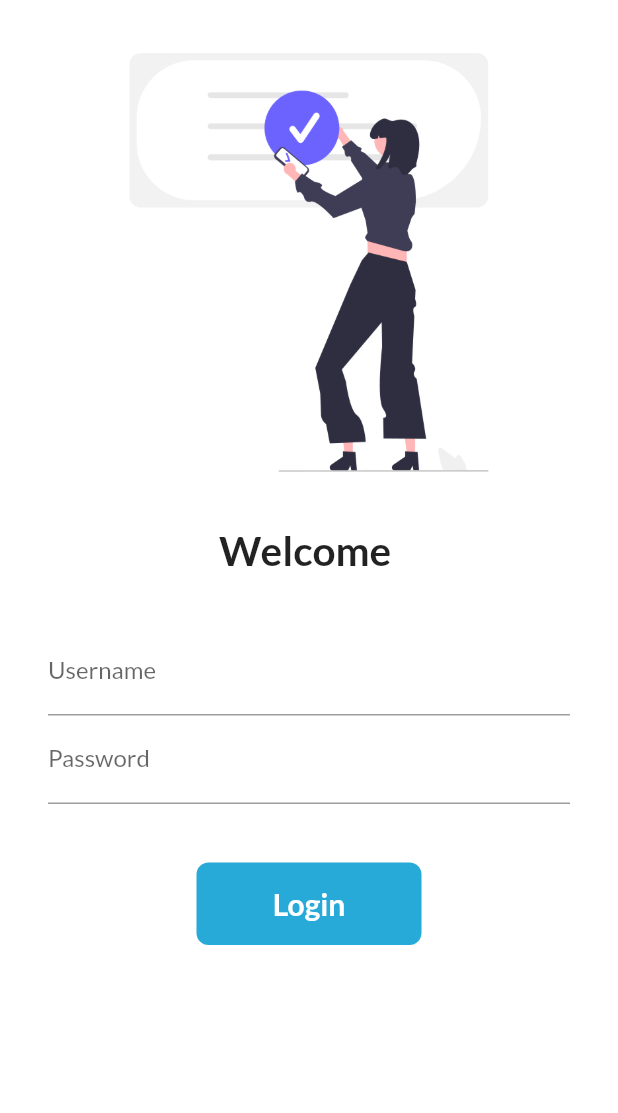
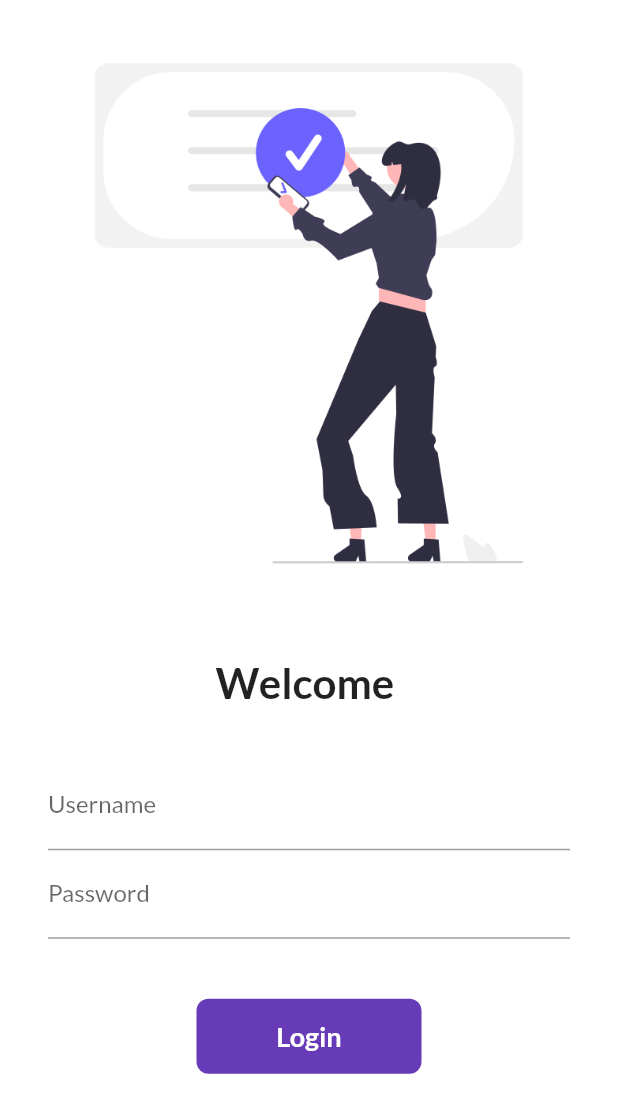
Before and after one commit to GeekyROB96/flutterbegin, a Flutter app: the screen it shows after launch, on a phone screen of 412 x 824 dp. Shown: the top 1113 px of the screen. Run offline on Flutter 3.47's test engine with Material 2 defaults, Android fonts, the phone set to English and light mode, and no system bars; our stand-ins replace google_fonts.

Commit message:
day7complete

```diff
--- a/lib/main.dart
+++ b/lib/main.dart
@@ -5,36 +5,26 @@ import 'package:flutter_application_1/utils/routes.dart';
 import 'package:google_fonts/google_fonts.dart';
 
 void main() {
-  runApp(const MyApp());
+  runApp(MyApp());
 }
 
 class MyApp extends StatelessWidget {
-  const MyApp({Key? key}) : super(key: key);
-
   @override
   Widget build(BuildContext context) {
-    // num number = 20; // can take int as well as decimal
-    // var day = "Tuesday"; // can take any kind of value
-    //double pi = 3.14;
-    //const pi = 3.14;
-    //final
-
     return MaterialApp(
-      //   home: HomePage(),
       themeMode: ThemeMode.light,
       theme: ThemeData(
-        primarySwatch: Colors.cyan,
+        primarySwatch: Colors.deepPurple,
         fontFamily: GoogleFonts.lato().fontFamily,
       ),
-      debugShowCheckedModeBanner: true,
       darkTheme: ThemeData(
         brightness: Brightness.dark,
       ),
-      initialRoute: "/login",
+      initialRoute: "/",
       routes: {
-        "/": (context) => const HomePage(),
-        MyRoutes.homeRoute: (context) => const HomePage(),
-        MyRoutes.loginRoute: (context) => const LoginPage()
+        "/": (context) => LoginPage(),
+        MyRoutes.homeRoute: (context) => HomePage(),
+        MyRoutes.loginRoute: (context) => LoginPage()
       },
     );
   }
--- a/lib/pages/login_page.dart
+++ b/lib/pages/login_page.dart
@@ -4,32 +4,49 @@ import 'package:flutter/material.dart';
 import 'package:flutter_application_1/utils/routes.dart';
 
 class LoginPage extends StatefulWidget {
-  const LoginPage({super.key});
-
   @override
-  State<LoginPage> createState() => _LoginPageState();
+  _LoginPageState createState() => _LoginPageState();
 }
 
 class _LoginPageState extends State<LoginPage> {
   String name = "";
   bool changeButton = false;
-  // const MyWidget({super.key});
+
+  final _formKey = GlobalKey<FormState>();
+
+  moveToHome(BuildContext context) async {
+    if (_formKey.currentState!.validate()) {
+      setState(() {
+        changeButton = true;
+      });
+      await Future.delayed(Duration(seconds: 1));
+      await Navigator.pushNamed(context, MyRoutes.homeRoute);
+      setState(() {
+        changeButton = false;
+      });
+    }
+  }
+
   @override
   Widget build(BuildContext context) {
     return Material(
         color: Colors.white,
         child: SingleChildScrollView(
+          child: Form(
+            key: _formKey,
             child: Column(
               children: [
                 Image.asset(
                   "assets/imaje/login_img.png",
                   fit: BoxFit.cover,
-                height: 350,
+                ),
+                SizedBox(
+                  height: 20.0,
                 ),
                 Text(
                   "Welcome $name",
                   style: TextStyle(
-                  fontSize: 27,
+                    fontSize: 28,
                     fontWeight: FontWeight.bold,
                   ),
                 ),
@@ -43,42 +60,51 @@ class _LoginPageState extends State<LoginPage> {
                     children: [
                       TextFormField(
                         decoration: InputDecoration(
-                        hintText: "Enter Username",
+                          hintText: "Enter username",
                           labelText: "Username",
                         ),
-                      onChanged: ((value) {
+                        validator: (value) {
+                          if (value!.isEmpty) {
+                            return "Username cannot be empty";
+                          }
+
+                          return null;
+                        },
+                        onChanged: (value) {
                           name = value;
                           setState(() {});
-                      }),
+                        },
                       ),
                       TextFormField(
                         obscureText: true,
                         decoration: InputDecoration(
-                        hintText: "Enter Password",
+                          hintText: "Enter password",
                           labelText: "Password",
                         ),
+                        validator: (value) {
+                          if (value!.isEmpty) {
+                            return "Password cannot be empty";
+                          } else if (value.length < 6) {
+                            return "Password length should be atleast 6";
+                          }
+
+                          return null;
+                        },
                       ),
                       SizedBox(
-                      height: 39.0,
+                        height: 40.0,
                       ),
-                    InkWell(
-                      onTap: () async {
-                        Navigator.pushNamed(context, MyRoutes.homeRoute);
-                        setState(() {
-                          changeButton = true;
-                        });
-                        await Future.delayed(Duration(seconds: 1));
-                      },
+                      Material(
+                        color: Colors.deepPurple,
+                        borderRadius:
+                            BorderRadius.circular(changeButton ? 50 : 8),
+                        child: InkWell(
+                          onTap: () => moveToHome(context),
                           child: AnimatedContainer(
                             duration: Duration(seconds: 1),
                             width: changeButton ? 50 : 150,
-                        height: 55,
-                        //color: Colors.limeAccent,
+                            height: 50,
                             alignment: Alignment.center,
-                        decoration: BoxDecoration(
-                            color: Color.fromARGB(241, 27, 165, 214),
-                            borderRadius:
-                                BorderRadius.circular(changeButton ? 55 : 8)),
                             child: changeButton
                                 ? Icon(
                                     Icons.done,
@@ -89,22 +115,17 @@ class _LoginPageState extends State<LoginPage> {
                                     style: TextStyle(
                                         color: Colors.white,
                                         fontWeight: FontWeight.bold,
-                                    fontSize: 20),
+                                        fontSize: 18),
                                   ),
                           ),
-                    )
-
-                    // ElevatedButton(
-                    //     child: Text("Login"),
-                    //     style: TextButton.styleFrom(minimumSize: Size(280, 44)),
-                    //     onPressed: () {
-                    //       Navigator.pushNamed(context, MyRoutes.homeRoute);
-                    //     })
-                  ],
                         ),
                       ),
                     ],
                   ),
+                )
+              ],
+            ),
+          ),
         ));
   }
 }
```
Also changed, not shown: lib/pages/home_page.dart (+5 -8 lines), 1 other file. Lines whose indentation alone changed are shown as unchanged.
